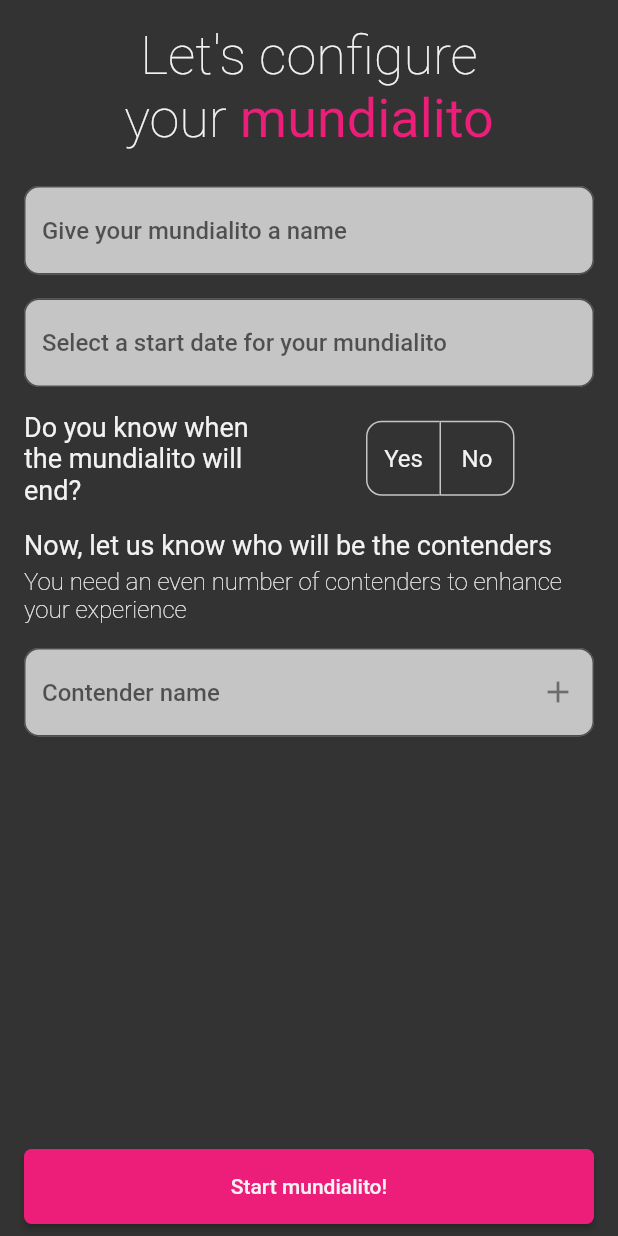
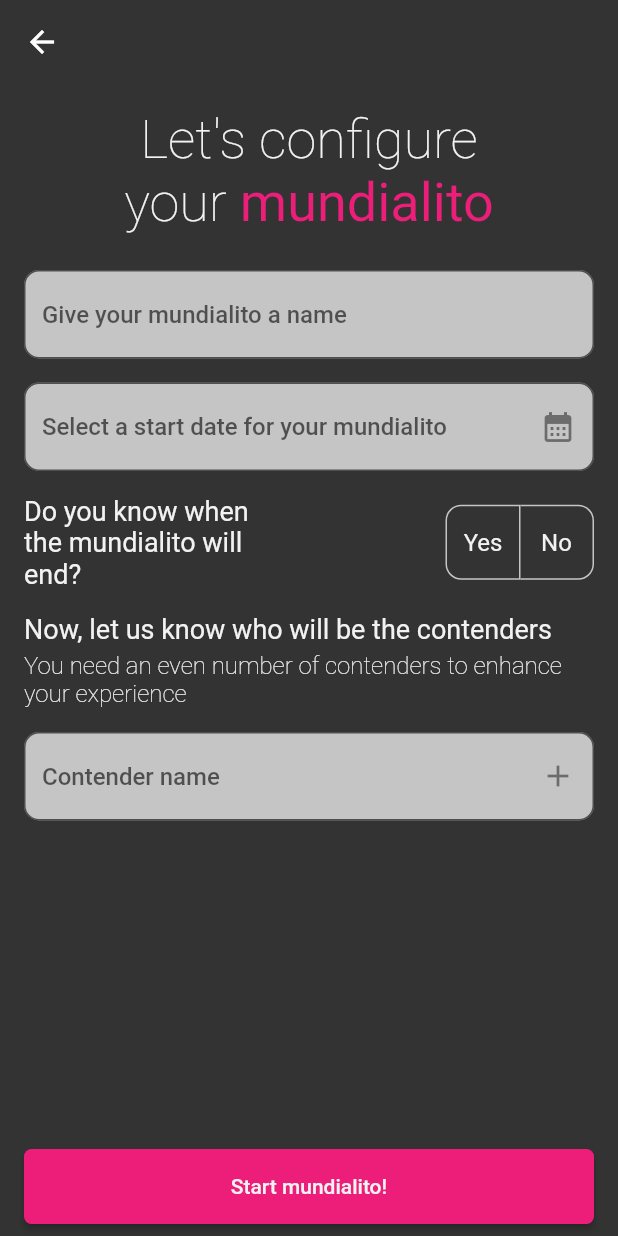
Before and after one commit to cesarmatt/Mundialito, a Flutter app: the screen it shows after launch, after a tap on "Start new Mundialito", on a phone screen of 412 x 824 dp. Run offline on Flutter 3.47's test engine with Material 2 defaults, Android fonts, the phone set to English and light mode, and no system bars; our stand-ins replace flutter_mobx, flutter_modular, google_fonts, mobx; generated files the repository leaves out were written again.

Commit message:
Mundialito creation - without fb or local storage

```diff
--- a/lib/app/app_module.dart
+++ b/lib/app/app_module.dart
@@ -1,5 +1,5 @@
 import 'package:flutter_modular/flutter_modular.dart';
-import 'package:mundialito/app/modules/mundialito/mundialito_module.dart';
+import 'package:mundialito/app/modules/mundialito/create/create_mundialito_module.dart';
 import 'package:mundialito/app/modules/onboarding/onboarding_module.dart';
 
 class AppModule extends Module {
@@ -10,7 +10,7 @@ class AppModule extends Module {
   @override
   final List<ModularRoute> routes = [
     ModuleRoute(Modular.initialRoute, module: OnboardingModule()),
-    ModuleRoute('/mundialito', module: MundialitoModule())
+    ModuleRoute('/mundialito', module: CreateMundialitoModule())
   ];
 
 }
--- a/lib/app/modules/mundialito/mundialito_page.dart
+++ b/lib/app/modules/mundialito/create/create_mundialito_page.dart
@@ -1,31 +1,35 @@
 import 'package:flutter/cupertino.dart';
 import 'package:flutter/material.dart';
 import 'package:flutter_modular/flutter_modular.dart';
-import 'package:mundialito/app/modules/mundialito/mundialito_view_model.dart';
+import 'package:mundialito/app/modules/mundialito/create/create_mundialito_view_model.dart';
 import 'package:mundialito/app/modules/mundialito/widgets/contenders_list/contenders_list_widget.dart';
 import 'package:mundialito/app/shared/widgets/buttons/primary_button_widget.dart';
+import 'package:mundialito/app/shared/widgets/input/date_picker_input_widget.dart';
 import 'package:mundialito/app/shared/widgets/input/input_text_with_action_button_widget.dart';
 import 'package:mundialito/app/shared/widgets/input/primary_text_input_widget.dart';
 import 'package:mundialito/app/shared/widgets/radio/toggle_button_with_label_widget.dart';
 import 'package:mundialito/app/shared/widgets/text/form_title_with_subtitle_widget.dart';
 import 'package:flutter_mobx/flutter_mobx.dart';
+import 'package:mundialito/app/theme/mundialito_theme.dart';
+import '../../../models/contender/contender.dart';
+import '../data/date_input_target.dart';
 
-import '../../models/contender/contender.dart';
 
-class MundialitoPage extends StatefulWidget {
-  const MundialitoPage({Key? key}) : super(key: key);
+class CreateMundialitoPage extends StatefulWidget {
+  const CreateMundialitoPage({Key? key}) : super(key: key);
 
   @override
-  MundialitoPageState createState() => MundialitoPageState();
+  CreateMundialitoPageState createState() => CreateMundialitoPageState();
 }
 
-class MundialitoPageState extends State<MundialitoPage> {
-  final MundialitoViewModel viewModel = Modular.get();
+class CreateMundialitoPageState extends State<CreateMundialitoPage> {
+  final CreateMundialitoViewModel viewModel = Modular.get();
 
   @override
   Widget build(BuildContext context) {
     var textTheme = Theme.of(context).textTheme;
     return Scaffold(
+      appBar: AppBar(),
       bottomNavigationBar: PrimaryButtonWidget(
           onPressed: () {
             viewModel.onStartMundialitoClicked();
@@ -78,10 +82,15 @@ class MundialitoPageState extends State<MundialitoPage> {
                         const SizedBox(
                           height: 16,
                         ),
-                        PrimaryTextInputWidget(
-                            inputTextEditingController: viewModel
-                                .mundialitoStartDateTextEditingController,
-                            hint: "Select a start date for your mundialito"),
+                        DatePickerInputWidget(
+                          inputTextEditingController: viewModel
+                              .mundialitoStartDateTextEditingController,
+                          hint: "Select a start date for your mundialito",
+                          onPressed: () {
+                            _onDatePickerClicked(
+                                DateInputTarget.startDate, context);
+                          },
+                        ),
                         const SizedBox(
                           height: 16,
                         ),
@@ -113,11 +122,16 @@ class MundialitoPageState extends State<MundialitoPage> {
                         viewModel.mundialitoHasEndDate()
                             ? Column(
                                 children: [
-                                  PrimaryTextInputWidget(
-                                      inputTextEditingController: viewModel
-                                          .mundialitoEndDateTextEditingController,
-                                      hint:
-                                          "Select the end date for your mundialito"),
+                                  DatePickerInputWidget(
+                                    inputTextEditingController: viewModel
+                                        .mundialitoEndDateTextEditingController,
+                                    hint:
+                                        "Select the end date for your mundialito",
+                                    onPressed: () {
+                                      _onDatePickerClicked(
+                                          DateInputTarget.endDate, context);
+                                    },
+                                  ),
                                   const SizedBox(
                                     height: 16,
                                   )
@@ -161,4 +175,38 @@ class MundialitoPageState extends State<MundialitoPage> {
           )),
     );
   }
+
+  Future<void> _onDatePickerClicked(
+      DateInputTarget inputTarget, BuildContext context) async {
+    final DateTime? selectedDate = await _buildDatePicker(context);
+    switch (inputTarget) {
+      case DateInputTarget.startDate:
+        viewModel.onStartDateSelected(selectedDate);
+        break;
+      case DateInputTarget.endDate:
+        viewModel.onEndDateSelected(selectedDate);
+        break;
+    }
+  }
+
+  Future<DateTime?> _buildDatePicker(BuildContext context) async {
+    var textTheme = Theme.of(context).textTheme;
+    final DateTime? selectedDate = await showDatePicker(
+        context: context,
+        initialDate: DateTime.now(),
+        firstDate: DateTime(2022, 1),
+        lastDate: DateTime(2025, 1),
+        builder: (context, child) {
+          return Theme(
+              data: Theme.of(context).copyWith(
+                  colorScheme: ColorScheme.light(
+                      primary: MundialitoTheme.getPrimaryColor(),
+                      onPrimary: MundialitoTheme.getOnPrimaryColor(),
+                      onSurface: MundialitoTheme.getOnSurfaceColor()),
+                  textTheme: textTheme),
+              child: child!);
+        });
+
+    return selectedDate;
+  }
 }
--- a/lib/app/modules/mundialito/mundialito_view_model.dart
+++ b/lib/app/modules/mundialito/create/create_mundialito_view_model.dart
@@ -1,13 +1,15 @@
 import 'package:flutter/cupertino.dart';
 import 'package:mobx/mobx.dart';
 import 'package:mundialito/app/models/mundialito.dart';
-import '../../models/contender/contender.dart';
-part 'mundialito_view_model.g.dart';
+import 'package:mundialito/app/utils/date_time_utils.dart';
+import '../../../models/contender/contender.dart';
 
-class MundialitoViewModel = _MundialitoViewModelBase with _$MundialitoViewModel;
+part 'create_mundialito_view_model.g.dart';
 
-abstract class _MundialitoViewModelBase with Store {
+class CreateMundialitoViewModel = _CreateMundialitoViewModelBase
+    with _$CreateMundialitoViewModel;
 
+abstract class _CreateMundialitoViewModelBase with Store {
   final mundialitoNameTextEditingController = TextEditingController();
   final mundialitoStartDateTextEditingController = TextEditingController();
   final mundialitoEndDateTextEditingController = TextEditingController();
@@ -22,18 +24,15 @@ abstract class _MundialitoViewModelBase with Store {
   @observable
   List<Contender> contendersList = [];
 
+  @observable
+  DateTime? startDate;
+
+  @observable
+  DateTime? endDate;
 
   @action
   void onMundialitoEndDateDefined(bool mundialitoHasEndDate) {
     hasEndDate = mundialitoHasEndDate;
-  }
-
-  bool mundialitoHasEndDate() {
-    if (mundialitoEndDateToggle[0] == true) {
-      return true;
-    } else {
-      return false;
-    }
   }
 
   @action
@@ -49,6 +48,31 @@ abstract class _MundialitoViewModelBase with Store {
     contendersList.remove(toDeleteContender);
   }
 
+  @action
+  void onStartDateSelected(DateTime? selectedDate) {
+    if (selectedDate != null) {
+      mundialitoStartDateTextEditingController.text =
+          DateTimeUtils.formatDDmmYY(selectedDate);
+    }
+  }
+
+  @action
+  void onEndDateSelected(DateTime? selectedDate) {
+    if (selectedDate != null) {
+      mundialitoEndDateTextEditingController.text =
+          DateTimeUtils.formatDDmmYY(selectedDate);
+    }
+  }
+
+  bool mundialitoHasEndDate() {
+    if (mundialitoEndDateToggle[0] == true) {
+      mundialitoEndDateTextEditingController.text = "";
+      return true;
+    } else {
+      return false;
+    }
+  }
+
   void onStartMundialitoClicked() {
     var mundialito = makeMundialitoFromInput();
     print(mundialito.name);
@@ -62,7 +86,6 @@ abstract class _MundialitoViewModelBase with Store {
         mundialitoNameTextEditingController.text,
         mundialitoStartDateTextEditingController.text,
         mundialitoEndDateTextEditingController.text,
-        contendersList
-    );
+        contendersList);
   }
 }
--- /dev/null
+++ b/lib/app/modules/mundialito/data/date_input_target.dart
@@ -0,0 +1,3 @@
+enum DateInputTarget {
+  startDate, endDate
+}
--- /dev/null
+++ b/lib/app/shared/widgets/input/date_picker_input_widget.dart
@@ -0,0 +1,45 @@
+import 'package:flutter/material.dart';
+
+class DatePickerInputWidget extends StatelessWidget {
+  const DatePickerInputWidget(
+      {Key? key,
+        this.inputTextEditingController,
+        required this.hint,
+        required this.onPressed,
+        this.initialValue,
+        this.isReadOnly,
+        this.formValidation})
+      : super(key: key);
+
+  final void Function() onPressed;
+  final TextEditingController? inputTextEditingController;
+  final String hint;
+  final String? initialValue;
+  final bool? isReadOnly;
+  final FormFieldValidator<String>? formValidation;
+
+  @override
+  Widget build(BuildContext context) {
+    var textTheme = Theme.of(context).textTheme;
+    return Column(
+      crossAxisAlignment: CrossAxisAlignment.start,
+      children: [
+        TextFormField(
+          controller: inputTextEditingController,
+          initialValue: initialValue,
+          style: textTheme.bodyText1?.copyWith(fontSize: 16),
+          readOnly: true,
+          validator: formValidation,
+          maxLines: 1,
+          decoration: InputDecoration(
+            suffixIcon: const Icon(Icons.calendar_month),
+            hintText: hint,
+          ),
+          onTap: () {
+            onPressed();
+          },
+        )
+      ],
+    );
+  }
+}
--- a/lib/app/shared/widgets/radio/toggle_button_with_label_widget.dart
+++ b/lib/app/shared/widgets/radio/toggle_button_with_label_widget.dart
@@ -34,7 +34,7 @@ class ToggleButtonWithLabelState extends State<ToggleButtonWithLabelWidget> {
             style: textTheme.headline3?.copyWith(),
           ),
         ),
-        const SizedBox(width: 60,),
+        const Spacer(),
         ToggleButtons(
             onPressed: (int index) {
               setState(() {
--- a/lib/app/theme/mundialito_theme.dart
+++ b/lib/app/theme/mundialito_theme.dart
@@ -12,6 +12,17 @@ class MundialitoTheme {
   static Color _white = Color(0xFFF2F2F2);
   static Color _inputTextFill = Color(0xFFC5C5C5);
 
+  static Color getPrimaryColor() {
+    return _chameleon;
+  }
+
+  static Color getOnPrimaryColor() {
+    return _white;
+  }
+
+  static Color getOnSurfaceColor() {
+    return _great;
+  }
 
   static ThemeData buildTheme(BuildContext) {
     return ThemeData(
@@ -87,7 +98,11 @@ class MundialitoTheme {
           )
         ),
         button: GoogleFonts.roboto(textStyle: TextStyle(color: _white)),
-      )
+      ),
+      appBarTheme: AppBarTheme(
+        color: _background,
+        elevation: 0
+      ),
     );
   }
 }
--- a/pubspec.yaml
+++ b/pubspec.yaml
@@ -17,6 +17,7 @@ dependencies:
   mobx: ^2.1.0
   build_runner: ^2.2.0
   flutter_mobx: ^2.0.2
+  intl: ^0.17.0
 
 dev_dependencies:
   flutter_test:
```
Also changed, not shown: lib/app/modules/mundialito/create/create_mundialito_module.dart (added, +17 -0 lines), lib/app/modules/mundialito/mundialito_module.dart (deleted, +0 -17 lines), lib/app/utils/date_time_utils.dart (added, +9 -0 lines), lib/app/modules/mundialito/create/create_mundialito_view_model.g.dart (added), lib/app/modules/mundialito/mundialito_view_model.g.dart (deleted), 1 other file.
